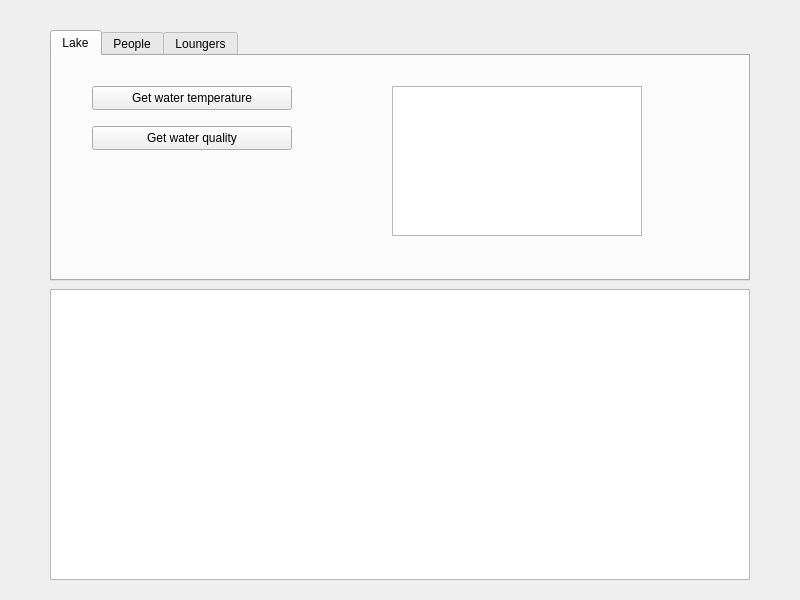
The window that GUI/English/BathingLake/gui.ui (Yeah-Jack/cpp-projects) describes before a commit, drawn with Qt 5.
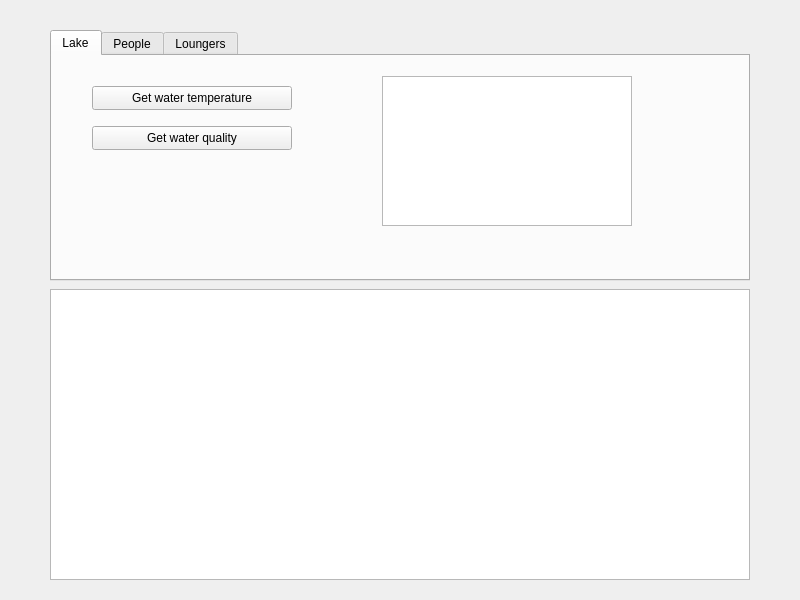
The same window after the commit. The open tabs and pages were chosen to show the change.

The edit to the form file:
```diff
--- a/GUI/English/BathingLake/gui.ui
+++ b/GUI/English/BathingLake/gui.ui
@@ -71,8 +71,8 @@
     <widget class="QListWidget" name="waterTemperatureList">
      <property name="geometry">
       <rect>
-       <x>340</x>
-       <y>30</y>
+       <x>330</x>
+       <y>20</y>
        <width>250</width>
        <height>150</height>
       </rect>
```
Left out of the diff: 2 changed lines with no effect on the pictures.
